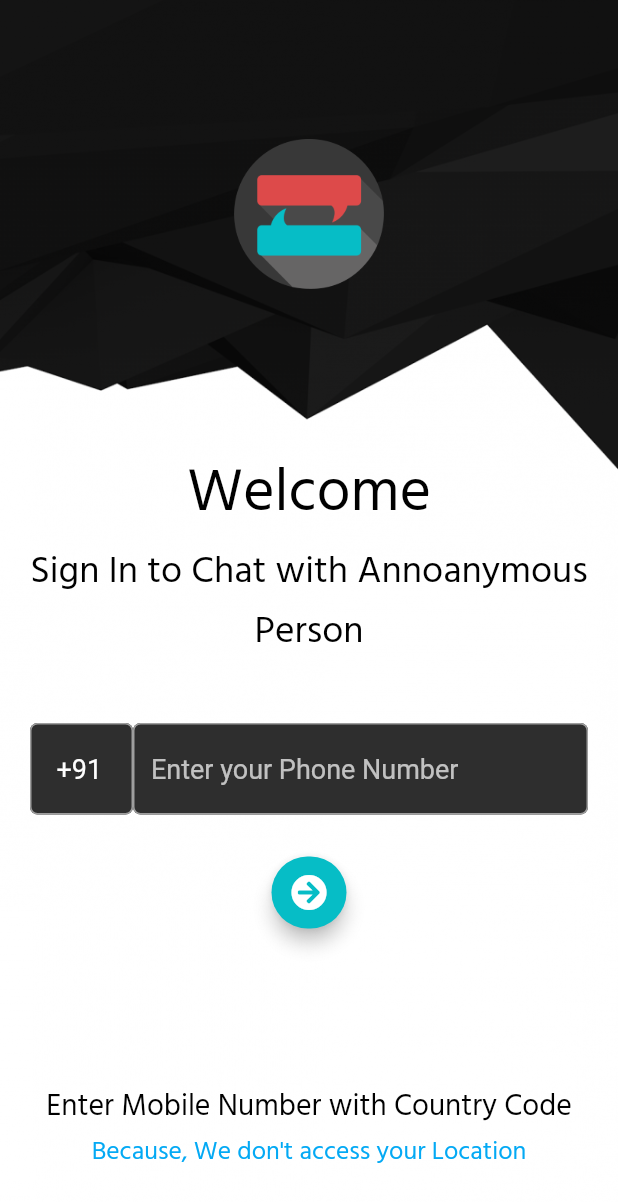
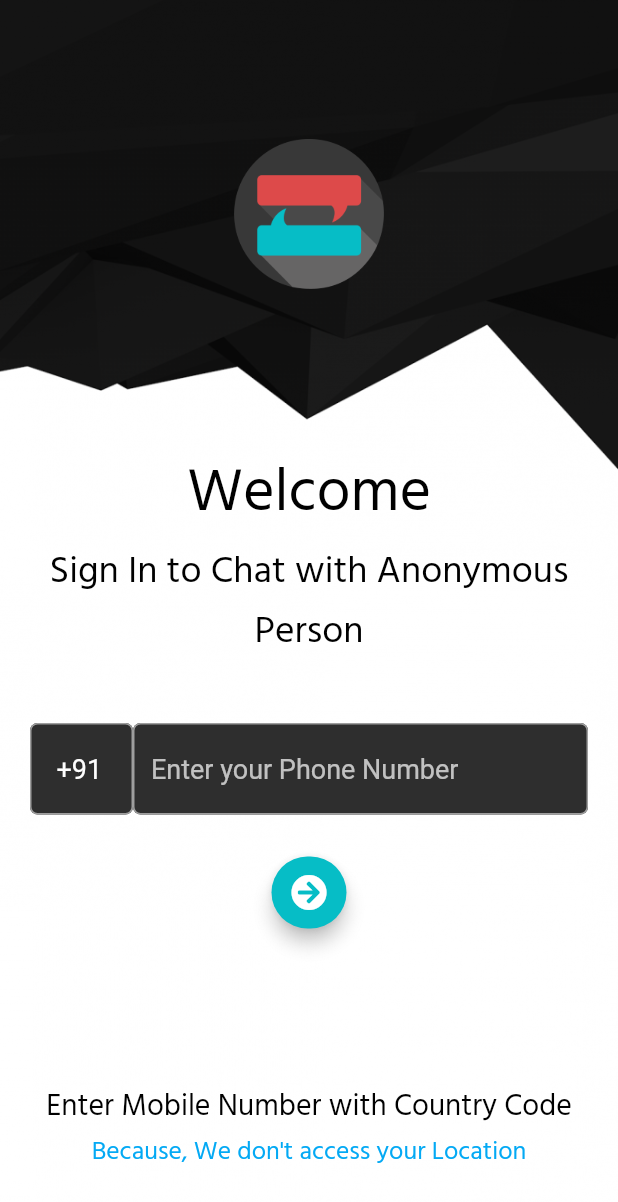
Before and after one commit to Baalavignesh/SeeYa-Anonymous-Chat, a Flutter app: the screen it shows after launch, on a phone screen of 412 x 824 dp. Shown: the top 1202 px of the screen. Run offline on Flutter 3.47's test engine with Material 2 defaults, Android fonts, the phone set to English and light mode, and no system bars; our stand-ins replace bubble, cloud_firestore, firebase_auth, font_awesome_flutter, shared_preferences; missing offline and left inert: super_hero; accounts and stored records are empty.

Commit message:
bug fixes

```diff
--- a/lib/screens/HomeScreen.dart
+++ b/lib/screens/HomeScreen.dart
@@ -68,7 +68,7 @@ class _HomeScreenState extends State<HomeScreen> {
                         ),
                       ),
                       Text(
-                        'Sign In to Chat with Annoanymous Person',
+                        'Sign In to Chat with Anonymous Person',
                         textAlign: TextAlign.center,
                         style: TextStyle(
                           fontFamily: 'Hind',
--- a/pubspec.yaml
+++ b/pubspec.yaml
@@ -11,7 +11,7 @@ description: A new Flutter application.
 # In iOS, build-name is used as CFBundleShortVersionString while build-number used as CFBundleVersion.
 # Read more about iOS versioning at
 # https://developer.apple.com/library/archive/documentation/General/Reference/InfoPlistKeyReference/Articles/CoreFoundationKeys.html
-version: 1.0.0+1
+version: 1.0.1+2
 
 environment:
   sdk: ">=2.1.0 <3.0.0"
```
Also changed, not shown: lib/screens/AllUserScreen.dart (+6 -4 lines), lib/screens/ChatHomeScreen.dart (+7 -5 lines), 2 other files.
